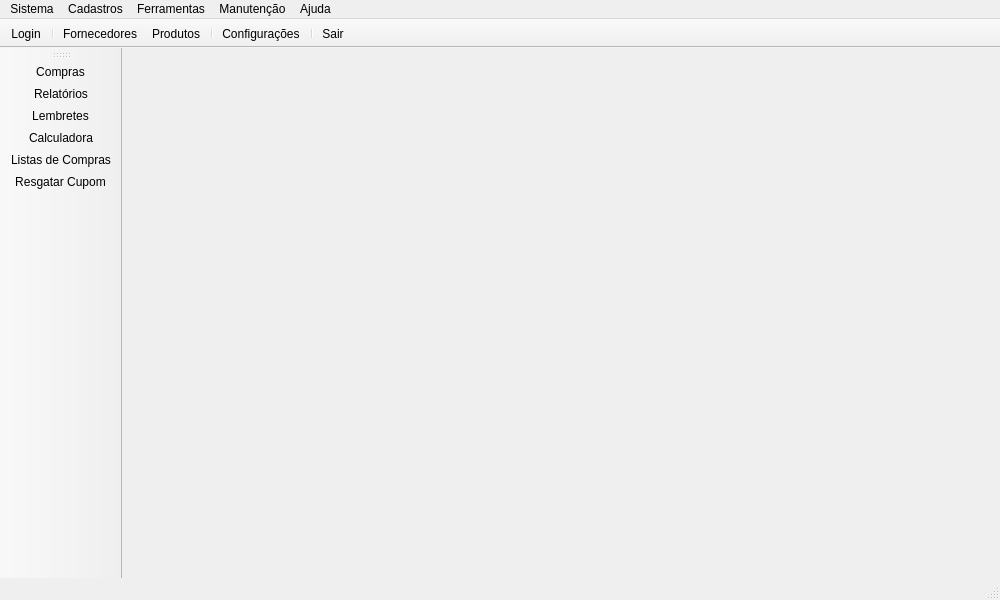
Above: mainwindow.ui from leidensj/BKVale before the change. Below: the same form after it.
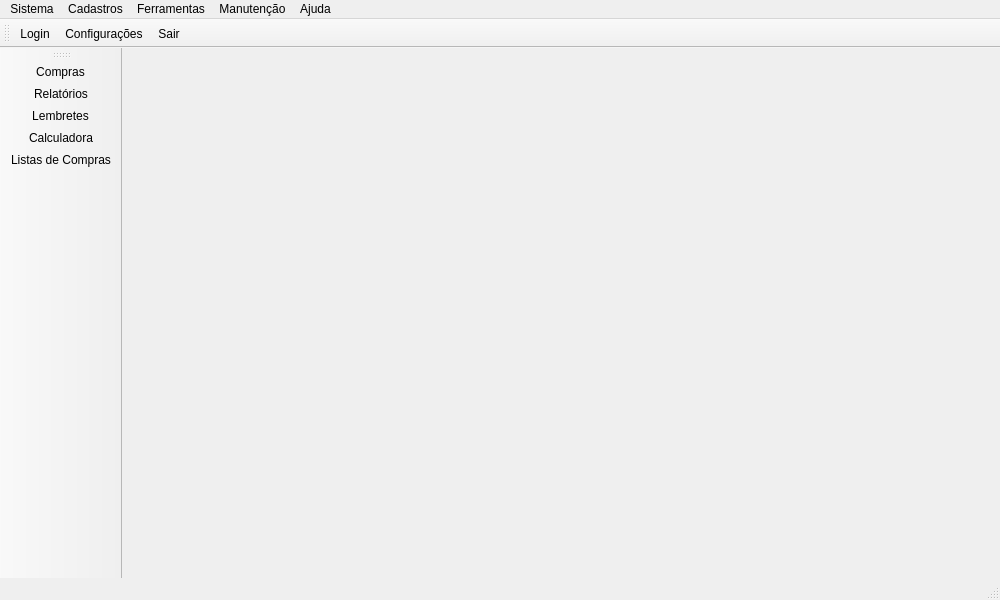
That is the form after the change. Icons and pictures are not drawn.

Commit message: melhorias main

```diff
--- a/mainwindow.ui
+++ b/mainwindow.ui
@@ -39,42 +39,8 @@
     </property>
    </layout>
   </widget>
-  <widget class="QToolBar" name="toolMain">
-   <property name="windowTitle">
-    <string>Barra de Ferramentas</string>
-   </property>
-   <property name="toolTip">
-    <string/>
-   </property>
-   <property name="movable">
-    <bool>false</bool>
-   </property>
-   <property name="iconSize">
-    <size>
-     <width>24</width>
-     <height>24</height>
-    </size>
-   </property>
-   <property name="floatable">
-    <bool>false</bool>
-   </property>
-   <attribute name="toolBarArea">
-    <enum>TopToolBarArea</enum>
-   </attribute>
-   <attribute name="toolBarBreak">
-    <bool>false</bool>
-   </attribute>
-   <addaction name="actionLogin"/>
-   <addaction name="separator"/>
-   <addaction name="actionSuppliers"/>
-   <addaction name="actionProducts"/>
-   <addaction name="separator"/>
-   <addaction name="actionSettings"/>
-   <addaction name="separator"/>
-   <addaction name="actionExit"/>
-  </widget>
   <widget class="QStatusBar" name="statusBar"/>
-  <widget class="QToolBar" name="toolFunctionality">
+  <widget class="QToolBar" name="toolMain">
    <property name="focusPolicy">
     <enum>Qt::NoFocus</enum>
    </property>
@@ -104,7 +70,6 @@
    <addaction name="actionReminders"/>
    <addaction name="actionCalculator"/>
    <addaction name="actionShoppingList"/>
-   <addaction name="actionRedeem"/>
   </widget>
   <widget class="QMenuBar" name="menuBar">
    <property name="geometry">
@@ -167,6 +132,20 @@
    <addaction name="menuConfigura_es"/>
    <addaction name="menuAjuda"/>
   </widget>
+  <widget class="QToolBar" name="toolBar">
+   <property name="windowTitle">
+    <string>toolBar</string>
+   </property>
+   <attribute name="toolBarArea">
+    <enum>TopToolBarArea</enum>
+   </attribute>
+   <attribute name="toolBarBreak">
+    <bool>false</bool>
+   </attribute>
+   <addaction name="actionLogin"/>
+   <addaction name="actionSettings"/>
+   <addaction name="actionExit"/>
+  </widget>
   <action name="actionSettings">
    <property name="icon">
     <iconset resource="icons.qrc">
```
Left out of the diff: 3 changed lines with no effect on the pictures. The commit also changes 2 other files.
